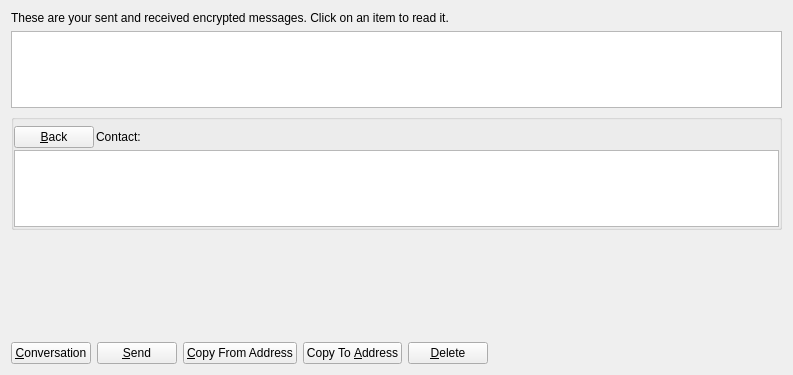
Qt form src/qt/forms/messagepage.ui (metaspartan/denarius) before a commit.
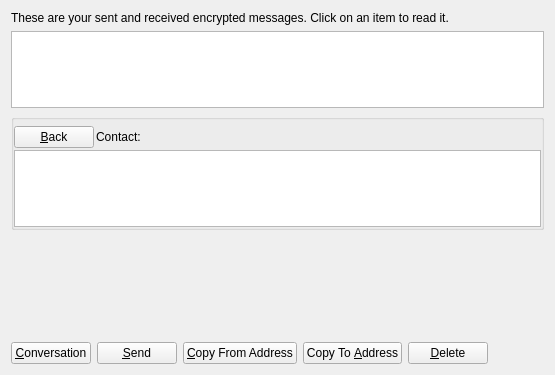
The same form after that commit. Icons and pictures are not drawn. Custom widgets are drawn as their Qt base class.

Diff of the .ui file:
```diff
--- a/src/qt/forms/messagepage.ui
+++ b/src/qt/forms/messagepage.ui
@@ -6,7 +6,7 @@
    <rect>
     <x>0</x>
     <y>0</y>
-    <width>793</width>
+    <width>555</width>
     <height>375</height>
    </rect>
   </property>
```
